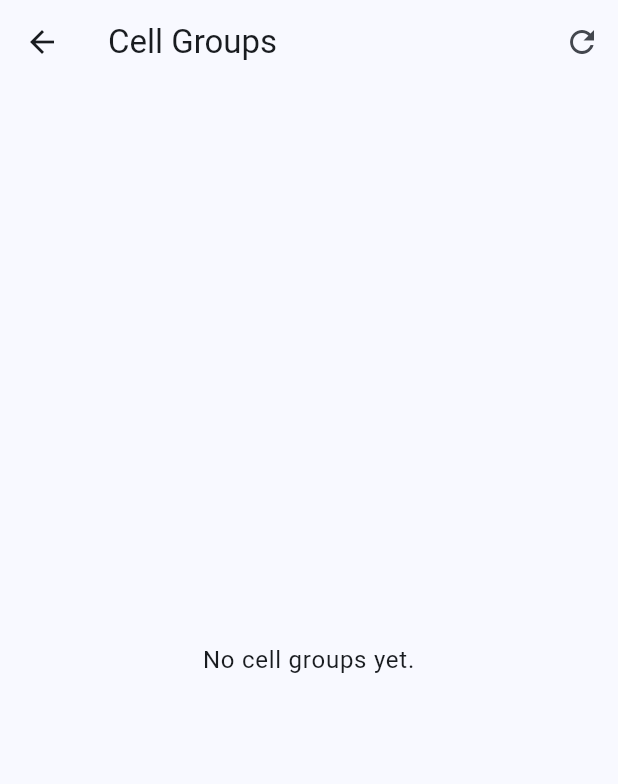
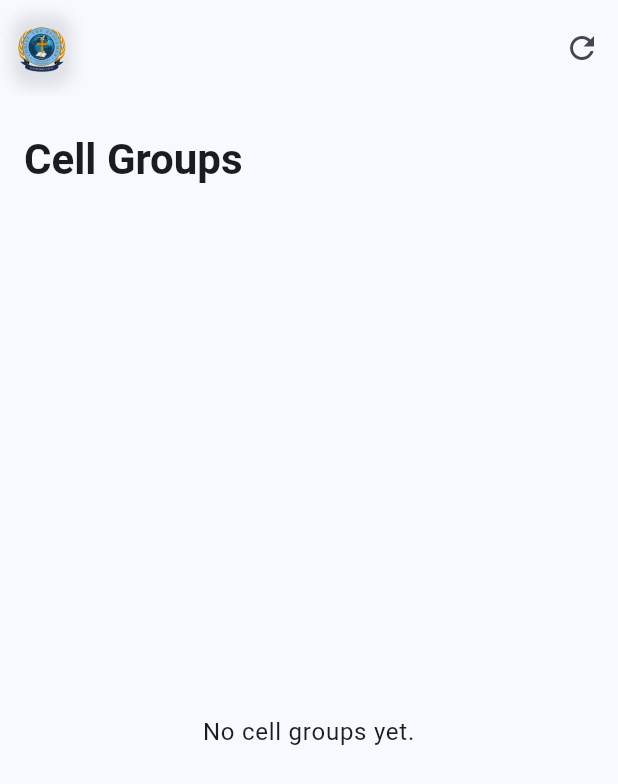
Before and after one commit to DeigoC/ctrim_app, a Flutter app: the CellGroupsHome screen opened directly, on a phone screen of 412 x 824 dp. Shown: the top 784 px of the screen. Run offline on Flutter 3.47's test engine with Material 3 defaults, Android fonts, the phone set to English and light mode, and no system bars; our stand-ins replace cloud_firestore, cloud_functions, firebase_analytics, firebase_auth, firebase_core, firebase_messaging and 6 more; missing offline and left inert: avatar_stack, firebase_app_check, flutter_quill, universal_html; accounts and stored records are empty; network calls fail.

Commit message:
Align Cell Groups tab header with other section pages
Use SliverAppBar.large with the CTRIM logo as leading, matching
Bulletin, CTRIM, and Personal, instead of a plain AppBar without
the church logo.

Co-authored-by: Diego Collado <DeigoC@users.noreply.github.com>

```diff
--- a/lib/pages/cell_groups/cell_groups_home.dart
+++ b/lib/pages/cell_groups/cell_groups_home.dart
@@ -7,13 +7,14 @@ import '../../src/localization/app_localizations.dart';
 import '../../utility/app_context.dart';
 import '../../utility/responsive_layout.dart';
 import '../../widgets/load_progress_body.dart';
-import '../../widgets/responsive_content.dart';
 import 'cell_group_detail_page.dart';
 import 'edit_cell_group_page.dart';
 
 /// Main Cell Groups section: catalogue list with tiered cards.
 class CellGroupsHome extends StatefulWidget {
   const CellGroupsHome({super.key, this.scrollController});
+
+  static const String _ctrimLogo = 'assets/images/ctrim_logo.png';
 
   final ScrollController? scrollController;
 
@@ -54,17 +55,10 @@ class _CellGroupsHomeState extends State<CellGroupsHome> {
     final l10n = AppLocalizations.of(context)!;
     final appContext = Provider.of<AppContext>(context);
     final canCreate = appContext.currentUser.canManageCellGroups;
+    final theme = Theme.of(context);
+    final colorScheme = theme.colorScheme;
 
     return Scaffold(
-      appBar: AppBar(
-        title: Text(l10n.cellGroupsSectionTitle),
-        actions: [
-          IconButton(
-            icon: const Icon(Icons.refresh),
-            onPressed: _loading ? null : _refresh,
-          ),
-        ],
-      ),
       floatingActionButton: canCreate
           ? FloatingActionButton.extended(
               icon: const Icon(Icons.add),
@@ -78,31 +72,124 @@ class _CellGroupsHomeState extends State<CellGroupsHome> {
               },
             )
           : null,
-      body: _buildBody(appContext, l10n),
+      body: LayoutBuilder(
+        builder: (context, constraints) {
+          final contentWidth = constraints.maxWidth;
+          final isWideScreen = ResponsiveLayout.isWideScreen(contentWidth);
+          final maxWidth = ResponsiveLayout.maxContentWidth(contentWidth);
+          final horizontalPadding = isWideScreen
+              ? ((contentWidth - maxWidth) / 2).clamp(16.0, double.infinity)
+              : 16.0;
+
+          return RefreshIndicator(
+            onRefresh: _refresh,
+            child: CustomScrollView(
+              controller: widget.scrollController,
+              physics: const AlwaysScrollableScrollPhysics(),
+              key: const PageStorageKey<String>('cell_groups_page'),
+              slivers: [
+                SliverAppBar.large(
+                  title: Text(
+                    l10n.cellGroupsSectionTitle,
+                    style: theme.textTheme.headlineMedium?.copyWith(
+                      fontWeight: FontWeight.bold,
+                    ),
+                  ),
+                  centerTitle: false,
+                  backgroundColor: colorScheme.surface,
+                  surfaceTintColor: colorScheme.surfaceTint,
+                  leading: Container(
+                    margin: const EdgeInsets.all(8),
+                    decoration: BoxDecoration(
+                      borderRadius: BorderRadius.circular(12),
+                      boxShadow: [
+                        BoxShadow(
+                          color: colorScheme.shadow.withValues(alpha: 0.1),
+                          blurRadius: 8,
+                          offset: const Offset(0, 2),
+                        ),
+                      ],
+                    ),
+                    child: ClipRRect(
+                      borderRadius: BorderRadius.circular(12),
+                      child: Image.asset(
+                        CellGroupsHome._ctrimLogo,
+                        fit: BoxFit.contain,
+                        height: kToolbarHeight,
+                        errorBuilder: (context, error, stackTrace) => Container(
+                          decoration: BoxDecoration(
+                            color: colorScheme.primaryContainer,
+                            borderRadius: BorderRadius.circular(12),
+                          ),
+                          child: Icon(
+                            Icons.church,
+                            color: colorScheme.primary,
+                            size: 24,
+                          ),
+                        ),
+                      ),
+                    ),
+                  ),
+                  actions: [
+                    IconButton(
+                      icon: const Icon(Icons.refresh),
+                      onPressed: _loading ? null : _refresh,
+                    ),
+                  ],
+                ),
+                ..._buildContentSlivers(
+                  appContext: appContext,
+                  l10n: l10n,
+                  isWideScreen: isWideScreen,
+                  horizontalPadding: horizontalPadding,
+                ),
+              ],
+            ),
+          );
+        },
+      ),
     );
   }
 
-  Widget _buildBody(AppContext appContext, AppLocalizations l10n) {
+  List<Widget> _buildContentSlivers({
+    required AppContext appContext,
+    required AppLocalizations l10n,
+    required bool isWideScreen,
+    required double horizontalPadding,
+  }) {
     if (_loading && appContext.allCellGroups.isEmpty) {
-      return const LoadProgressBody(
+      return [
+        const SliverFillRemaining(
+          hasScrollBody: false,
+          child: LoadProgressBody(
             message: 'Loading cell groups…',
             completedSteps: 0,
             totalSteps: 1,
-      );
+          ),
+        ),
+      ];
     }
     if (_error != null && appContext.allCellGroups.isEmpty) {
-      return LoadProgressBody(
+      return [
+        SliverFillRemaining(
+          hasScrollBody: false,
+          child: LoadProgressBody(
             message: 'Loading cell groups…',
             completedSteps: 0,
             totalSteps: 1,
             error: _error,
             onRetry: _refresh,
-      );
+          ),
+        ),
+      ];
     }
 
     final groups = appContext.allCellGroups.where((g) => !g.isArchived).toList();
     if (groups.isEmpty) {
-      return Center(
+      return [
+        SliverFillRemaining(
+          hasScrollBody: false,
+          child: Center(
             child: Padding(
               padding: const EdgeInsets.all(24),
               child: Text(
@@ -111,40 +198,46 @@ class _CellGroupsHomeState extends State<CellGroupsHome> {
                 style: Theme.of(context).textTheme.bodyLarge,
               ),
             ),
-      );
+          ),
+        ),
+      ];
     }
 
-    final width = MediaQuery.sizeOf(context).width;
-    final isWide = ResponsiveLayout.isWideScreen(width);
     final isGuest = appContext.isCurrentUserGuest;
+    final padding = EdgeInsets.fromLTRB(horizontalPadding, 12, horizontalPadding, 88);
 
-    return RefreshIndicator(
-      onRefresh: _refresh,
-      child: ResponsiveContent(
-        child: isWide
-            ? GridView.builder(
-                controller: widget.scrollController,
-                padding: const EdgeInsets.fromLTRB(16, 12, 16, 88),
+    if (isWideScreen) {
+      return [
+        SliverPadding(
+          padding: padding,
+          sliver: SliverGrid(
             gridDelegate: const SliverGridDelegateWithFixedCrossAxisCount(
               crossAxisCount: 2,
               mainAxisSpacing: 12,
               crossAxisSpacing: 12,
               childAspectRatio: 2.4,
             ),
-                itemCount: groups.length,
-                itemBuilder: (context, index) =>
+            delegate: SliverChildBuilderDelegate(
+              (context, index) =>
                   _CellGroupCard(group: groups[index], isGuest: isGuest),
-              )
-            : ListView.separated(
-                controller: widget.scrollController,
-                padding: const EdgeInsets.fromLTRB(16, 12, 16, 88),
+              childCount: groups.length,
+            ),
+          ),
+        ),
+      ];
+    }
+
+    return [
+      SliverPadding(
+        padding: padding,
+        sliver: SliverList.separated(
           itemCount: groups.length,
           separatorBuilder: (_, __) => const SizedBox(height: 8),
           itemBuilder: (context, index) =>
               _CellGroupCard(group: groups[index], isGuest: isGuest),
         ),
       ),
-    );
+    ];
   }
 }
 
```
Lines whose indentation alone changed are shown as unchanged.
